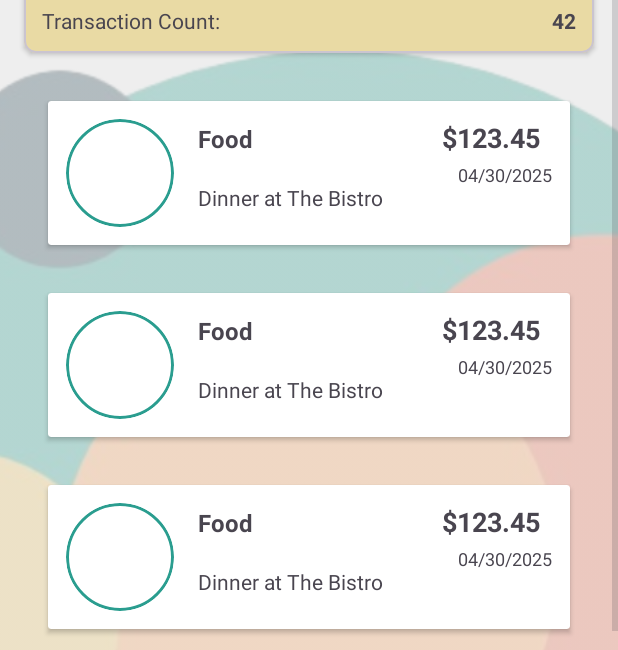
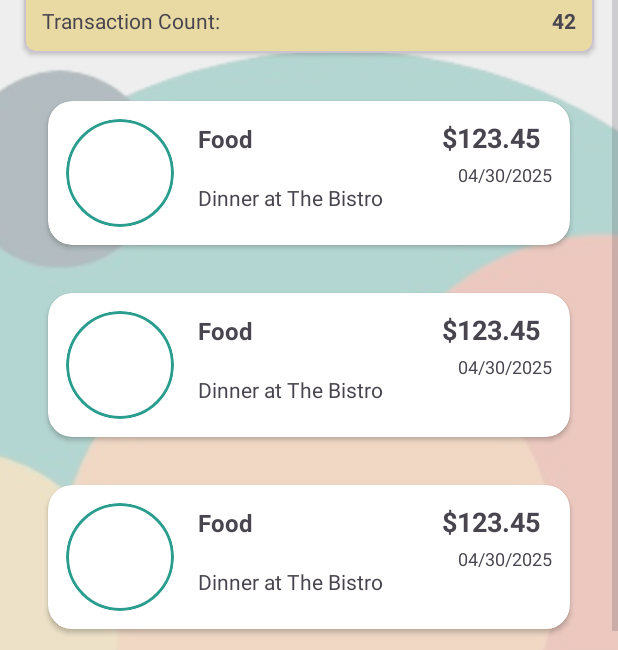
Before and after one commit to Ryan-Millard/Budgie-Budget-Tracker, an Android app: the layout activity_expense.xml on its own in the app's theme, with its tools: preview values and no code run, on a phone screen of 412 x 824 dp. Shown: the part 583-1233 px from the top of the screen. Run offline under Robolectric (Android 15) with nearby library versions, the phone set to English and light mode, and no system bars.

Commit message:
(Expense Page): Added rounded corners to the cards, matching app theme

```diff
--- a/app/src/main/res/layout/item_transaction.xml
+++ b/app/src/main/res/layout/item_transaction.xml
@@ -6,7 +6,7 @@
     android:layout_height="wrap_content"
     android:layout_margin="16dp"
     android:elevation="6dp"
-    android:radius="16dp">
+    app:cardCornerRadius="16dp">
 
     <androidx.constraintlayout.widget.ConstraintLayout
         android:layout_width="match_parent"
```
